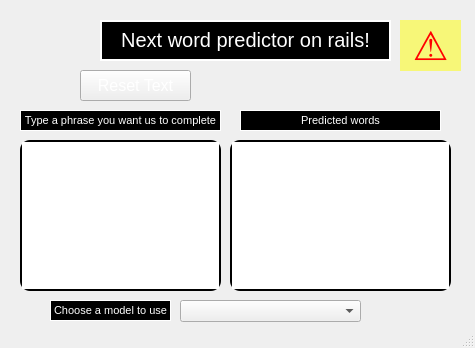
edgardanielgd/ME---Proyecto, file MainInterface.ui: the form before one commit.
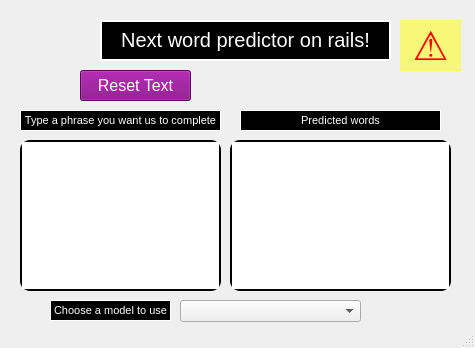
The form after the commit. Icons and pictures are not drawn.

Commit message: Hover for push button :D

Diff of the .ui file:
```diff
--- a/MainInterface.ui
+++ b/MainInterface.ui
@@ -69,10 +69,13 @@
      </font>
     </property>
     <property name="styleSheet">
-     <string notr="true">background: none;
-background-color: purple;
-hover: {
-	background-color: yellow;
+     <string notr="true">QPushButton {
+	background: none;
+	background-color: purple;
+}
+
+QPushButton:hover {
+	background-color: blue;
 }</string>
     </property>
     <property name="text">
```
The commit also changes 1 other file.
